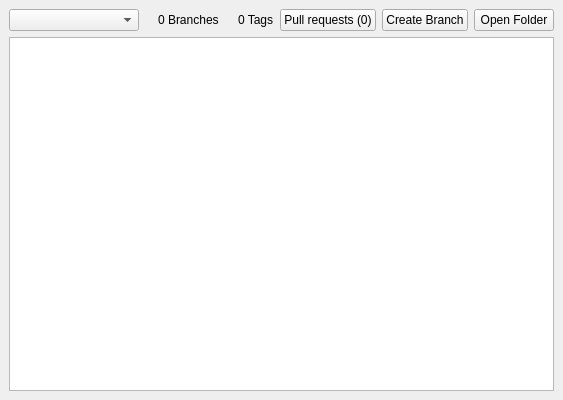
Qt form gui/CodeWidget.ui (defnax/retroGit) before a commit.
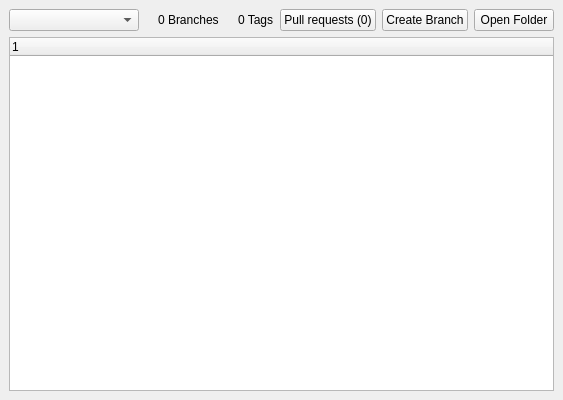
The same form after that commit.

```diff
--- a/gui/CodeWidget.ui
+++ b/gui/CodeWidget.ui
@@ -106,7 +106,7 @@
     </layout>
    </item>
    <item>
-    <widget class="QListWidget" name="mRepoBrowserList"/>
+    <widget class="QTreeWidget" name="mRepoBrowserList"/>
    </item>
   </layout>
  </widget>
```
